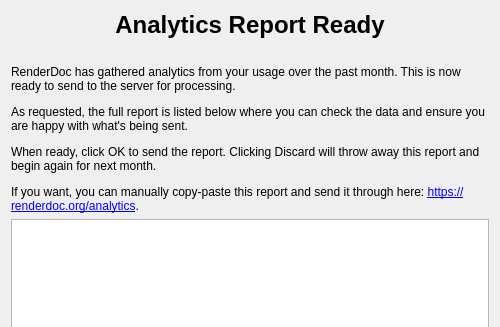
baldurk/renderdoc, file qrenderdoc/Windows/Dialogs/AnalyticsConfirmDialog.ui: the form before one commit; both pictures show x 0 to 500 and y 0 to 327 of the 500 by 500 pixel window.
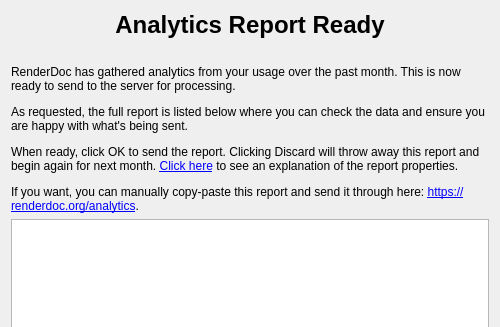
The form after the commit.

Commit message:
Rewrite the analytics intro text to be less of a wall of text
* Also add a preview of what data will be included in any report, both
  in the intro and in the confirmation before sending any report.

```diff
--- a/qrenderdoc/Windows/Dialogs/AnalyticsConfirmDialog.ui
+++ b/qrenderdoc/Windows/Dialogs/AnalyticsConfirmDialog.ui
@@ -26,7 +26,7 @@
    <item>
     <widget class="QLabel" name="label">
      <property name="text">
-      <string>&lt;html&gt;&lt;head/&gt;&lt;body&gt;&lt;p align=&quot;center&quot;&gt;&lt;span style=&quot; font-size:18pt; font-weight:600;&quot;&gt;Analytics Report Ready&lt;/span&gt;&lt;/p&gt;&lt;p&gt;&lt;br/&gt;RenderDoc has gathered analytics from your usage over the past month. This is now ready to send to the server for processing.&lt;/p&gt;&lt;p&gt;As requested, the full report is listed below where you can check the data and ensure you are happy with what's being sent.&lt;/p&gt;&lt;p&gt;When ready, click OK to send the report. Clicking Discard will throw away this report and begin again for next month.&lt;/p&gt;&lt;p&gt;If you want, you can manually copy-paste this report and send it through here: &lt;a href=&quot;https://renderdoc.org/analytics&quot;&gt;&lt;span style=&quot; text-decoration: underline; color:#0000ff;&quot;&gt;https://renderdoc.org/analytics&lt;/span&gt;&lt;/a&gt;.&lt;/p&gt;&lt;/body&gt;&lt;/html&gt;</string>
+      <string>&lt;html&gt;&lt;head/&gt;&lt;body&gt;&lt;p align=&quot;center&quot;&gt;&lt;span style=&quot; font-size:18pt; font-weight:600;&quot;&gt;Analytics Report Ready&lt;/span&gt;&lt;/p&gt;&lt;p&gt;&lt;br/&gt;RenderDoc has gathered analytics from your usage over the past month. This is now ready to send to the server for processing.&lt;/p&gt;&lt;p&gt;As requested, the full report is listed below where you can check the data and ensure you are happy with what's being sent.&lt;/p&gt;&lt;p&gt;When ready, click OK to send the report. Clicking Discard will throw away this report and begin again for next month. &lt;a href=&quot;#documentreport&quot;&gt;&lt;span style=&quot; text-decoration: underline; color:#0000ff;&quot;&gt;Click here&lt;/span&gt;&lt;/a&gt; to see an explanation of the report properties.&lt;/p&gt;&lt;p&gt;If you want, you can manually copy-paste this report and send it through here: &lt;a href=&quot;https://renderdoc.org/analytics&quot;&gt;&lt;span style=&quot; text-decoration: underline; color:#0000ff;&quot;&gt;https://renderdoc.org/analytics&lt;/span&gt;&lt;/a&gt;.&lt;/p&gt;&lt;/body&gt;&lt;/html&gt;</string>
      </property>
      <property name="wordWrap">
       <bool>true</bool>
```
Left out of the diff: 3 changed lines with no effect on the pictures. The commit also changes 7 other files.
